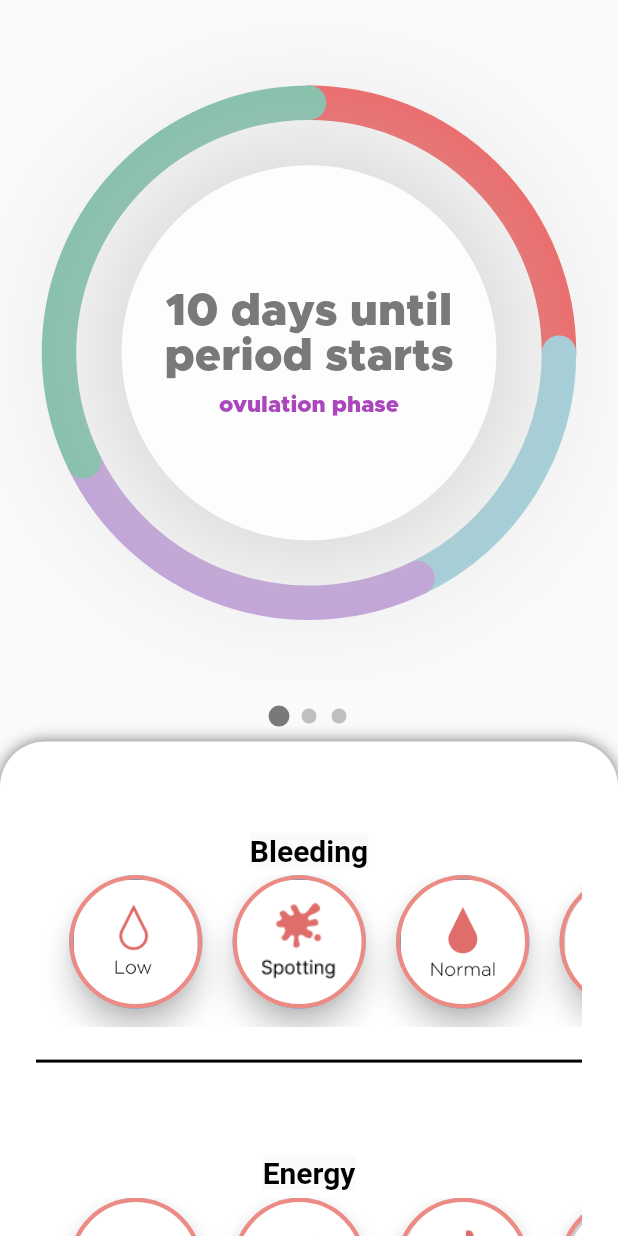
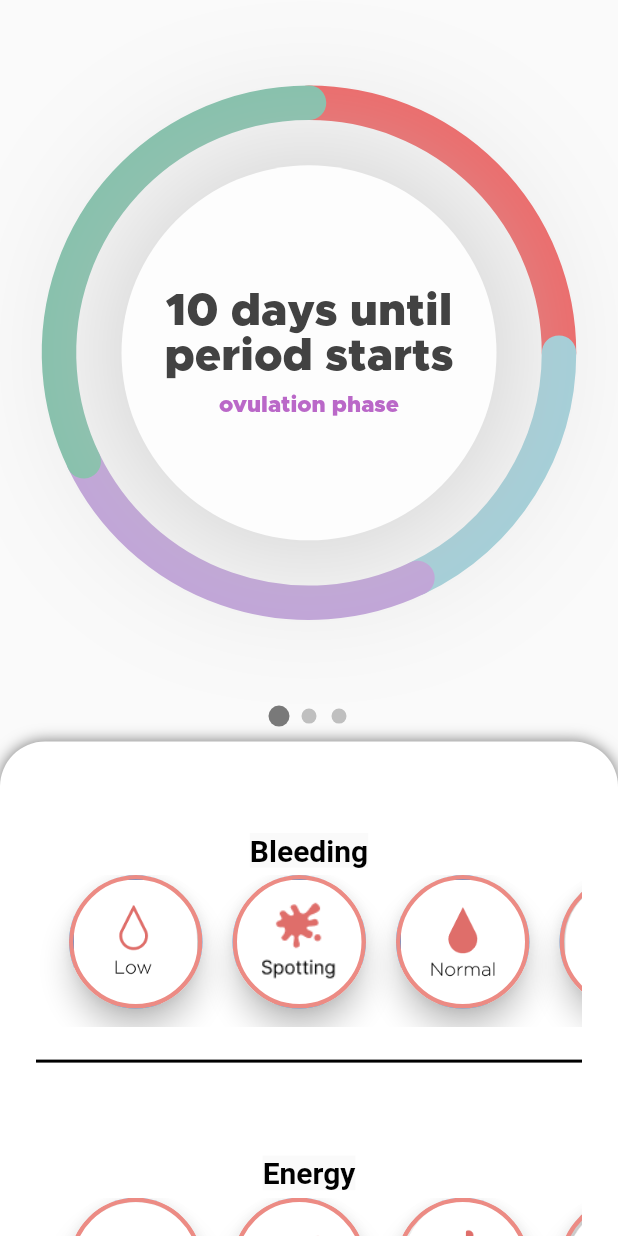
Before and after one commit to rice-apps/psy.cl-v1, a Flutter app: the screen it shows after launch, on a phone screen of 412 x 824 dp. Run offline on Flutter 3.47's test engine with Material 2 defaults, Android fonts, the phone set to English and light mode, and no system bars; drawn by our look-alikes of sliding_up_panel, smooth_page_indicator; our stand-ins replace table_calendar.

Commit message:
adjust colors

```diff
--- a/lib/src/features/progress-circle/progress_circle.dart
+++ b/lib/src/features/progress-circle/progress_circle.dart
@@ -42,13 +42,12 @@ class _ProgressCircle extends State<ProgressCircle> {
               crossAxisAlignment: CrossAxisAlignment.center,
               mainAxisAlignment: MainAxisAlignment.center,
               children: [
-                const Text(
+                Text(
                   "10 days until period starts",
                   style: TextStyle(
-                    fontFamily: "Metropolis",
-                    fontSize: 30,
-                    color: constants.DARK_GRAY,
-                  ),
+                      fontFamily: "Metropolis",
+                      fontSize: 30,
+                      color: Colors.grey.shade800),
                   textAlign: TextAlign.center,
                 ),
                 const SizedBox(
@@ -58,7 +57,7 @@ class _ProgressCircle extends State<ProgressCircle> {
                     style: TextStyle(
                         fontFamily: "Metropolis",
                         fontSize: 15,
-                        color: Colors.purple.shade400))
+                        color: Colors.purple.shade300))
               ],
             ),
           ))
```
